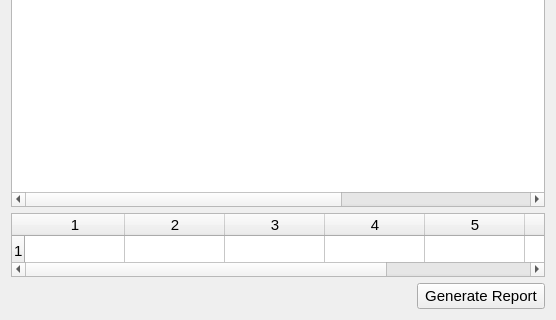
The window that estorecpp/overallsalessummary.ui (Watti/estorecpp) describes before a commit, drawn with Qt 5; both pictures show x 0 to 556 and y 166 to 486 of the 556 by 486 pixel window.
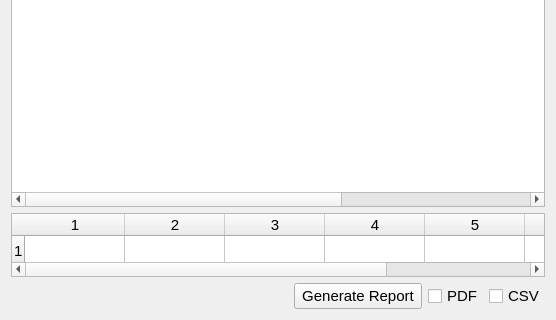
The same window after the commit.

Commit message: pdf/csv check boxes added to reports

Patch:
```diff
--- a/estorecpp/overallsalessummary.ui
+++ b/estorecpp/overallsalessummary.ui
@@ -192,6 +192,30 @@
        </property>
       </widget>
      </item>
+     <item>
+      <widget class="QCheckBox" name="pdf">
+       <property name="font">
+        <font>
+         <pointsize>11</pointsize>
+        </font>
+       </property>
+       <property name="text">
+        <string>PDF</string>
+       </property>
+      </widget>
+     </item>
+     <item>
+      <widget class="QCheckBox" name="csv">
+       <property name="font">
+        <font>
+         <pointsize>11</pointsize>
+        </font>
+       </property>
+       <property name="text">
+        <string>CSV</string>
+       </property>
+      </widget>
+     </item>
     </layout>
    </item>
    <item>
```
The commit also changes 12 other files.
